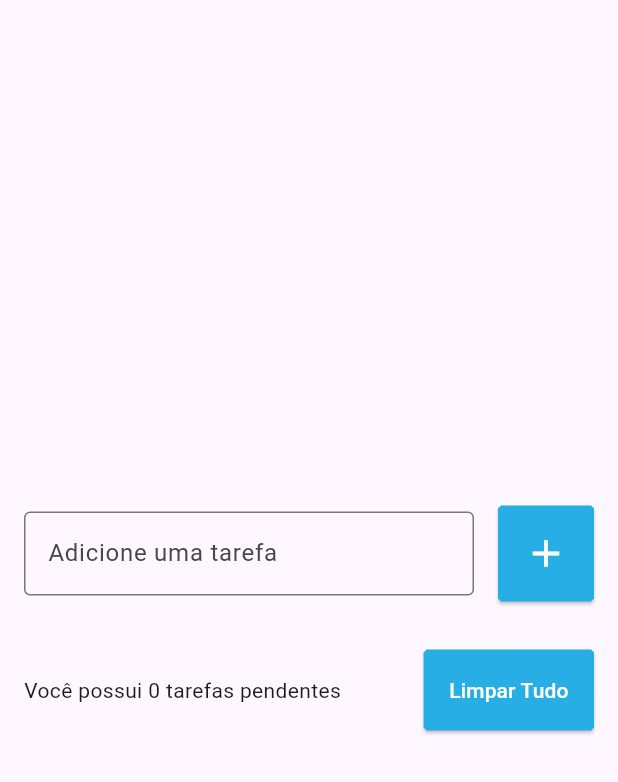
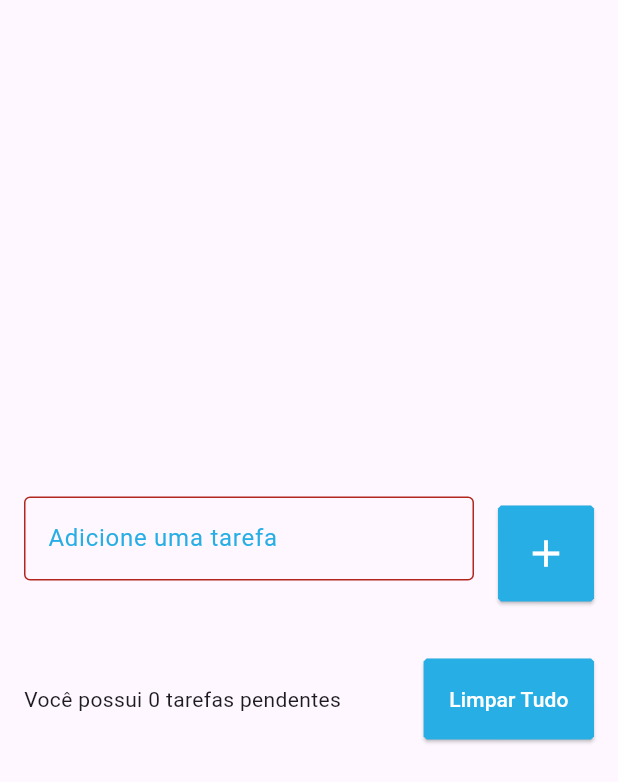
Before and after one commit to gabnugosi/todo_list, a Flutter app: the screen it shows after launch, on a phone screen of 412 x 824 dp. Shown: the top 782 px of the screen. Run offline on Flutter 3.47's test engine with Material 3 defaults, Android fonts, the phone set to English and light mode, and no system bars; our stand-ins replace flutter_slidable, shared_preferences.

Commit message:
Aula113 Finalização da parte mobile do app -exibição de msg de erro para tentativa de add com texto vazio e ajustes no layout

```diff
--- a/lib/pages/todo_list_page.dart
+++ b/lib/pages/todo_list_page.dart
@@ -21,6 +21,7 @@ class _TodoListPageState extends State<TodoListPage> {
   List<Todo> todos = [];
   Todo? deletedTodo; //nullable pois não tem tarefas deletadas inicialmente
   int? deletedTodoPos; // posição da tarefa deletada
+  String? errorText = "";
   double widthSB = 16;
   double heightSB = 16;
 
@@ -50,10 +51,20 @@ class _TodoListPageState extends State<TodoListPage> {
                     Expanded(
                       child: TextField(
                         controller: todoController,
-                        decoration: const InputDecoration(
-                          border: OutlineInputBorder(),
+                        decoration: InputDecoration(
+                          border: const OutlineInputBorder(),
                           labelText: 'Adicione uma tarefa',
                           hintText: 'Ex: Ir ao mercado',
+                          errorText: errorText,
+                          focusedBorder: const OutlineInputBorder(
+                            borderSide: BorderSide(
+                              color: Color.fromARGB(255, 39, 174, 228),
+                              width: 2,
+                            ),
+                          ),
+                          labelStyle: const TextStyle(
+                            color: Color.fromARGB(255, 39, 174, 228),
+                          ),
                         ),
                       ),
                     ),
@@ -64,12 +75,20 @@ class _TodoListPageState extends State<TodoListPage> {
                     ElevatedButton(
                       onPressed: () {
                         String text = todoController.text;
+
+                        if (text.isEmpty) {
+                          setState(() {
+                            errorText = 'O título não pode ser vazio';
+                          });
+                          return;
+                        }
                         setState(
                           () {
                             Todo newTodo =
                                 Todo(title: text, dateTime: DateTime.now());
                             todos.add(
                                 newTodo); // insere o texto da variável todoController do Campo TextField a cima na lista de tarefas
+                            errorText = null;
                             log('Tarefa ${newTodo.title} adicionada');
                           },
                         );
```
